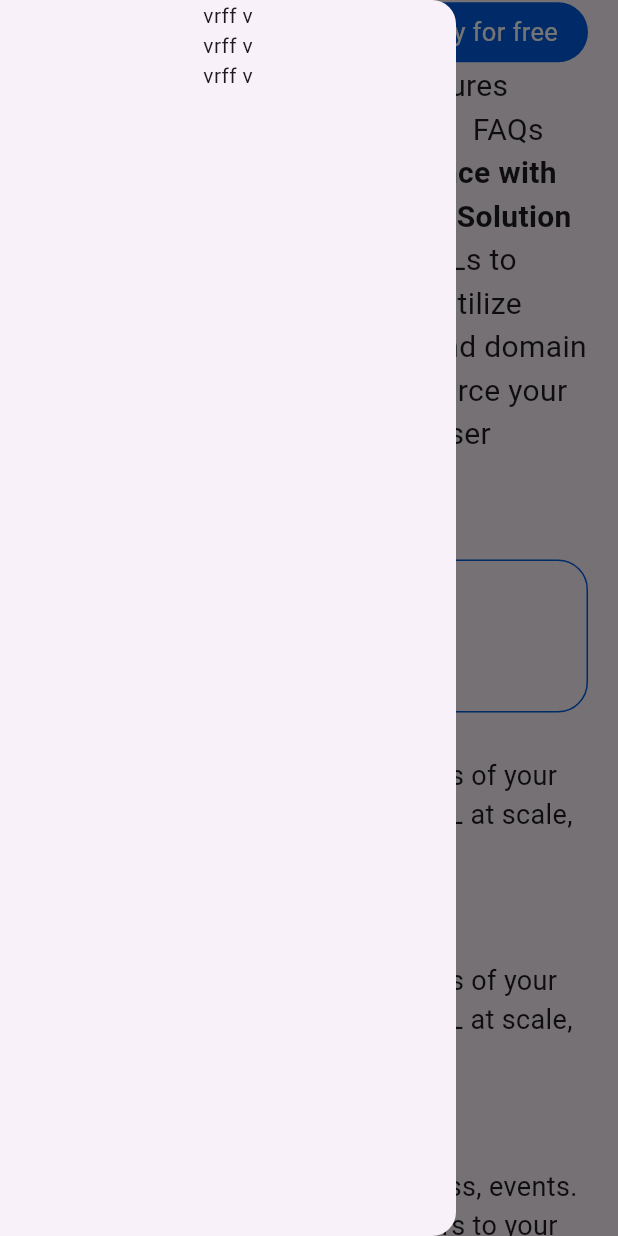
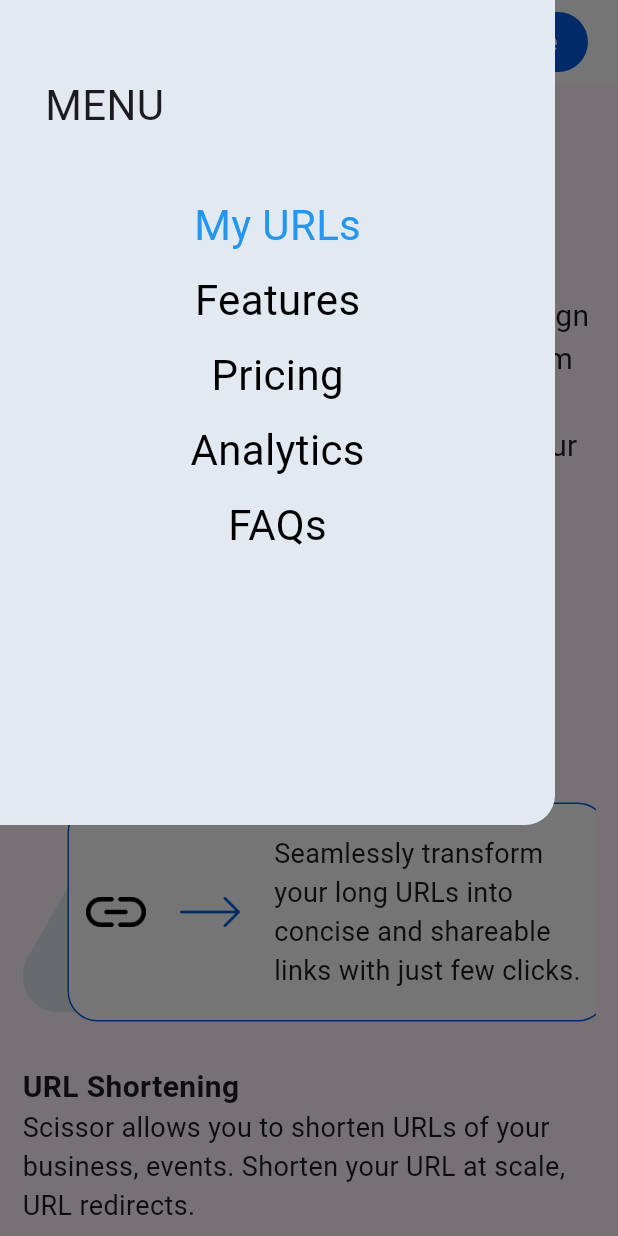
Before and after one commit to augustineayeh/scissor, a Flutter app: the screen it shows after launch, with the side drawer open, on a phone screen of 412 x 824 dp. Run offline on Flutter 3.47's test engine with Material 2 defaults, Android fonts, the phone set to English and light mode, and no system bars; Roboto replaces fonts that are missing (Georgia, Helvetica).

Commit message:
finished the home page and created a drawer

```diff
--- a/lib/main.dart
+++ b/lib/main.dart
@@ -13,9 +13,10 @@ class MyApp extends StatelessWidget {
     return MaterialApp(
       title: 'Flutter Demo',
       theme: ThemeData(
-          colorScheme: ColorScheme.fromSeed(seedColor: Colors.deepPurple),
           useMaterial3: true,
-          fontFamily: 'Helvetica'),
+          fontFamily: 'Georgia',
+          colorScheme: ColorScheme.fromSeed(seedColor: Colors.deepPurple)
+              .copyWith(background: const Color(0xfffef9e9))),
       debugShowCheckedModeBanner: false,
       home: const HomePage(),
     );
--- /dev/null
+++ b/lib/src/views/home page/drawer.dart
@@ -0,0 +1,95 @@
+import 'package:flutter/material.dart';
+
+class MyDrawer extends StatelessWidget {
+  const MyDrawer({super.key});
+
+  Widget navBarItem(String text, Color color) {
+    return Text(
+      text,
+      style: TextStyle(fontSize: 28, color: color),
+    );
+  }
+
+  Widget blueButton(String text) {
+    return Container(
+      padding: const EdgeInsets.symmetric(vertical: 8, horizontal: 20),
+      decoration: BoxDecoration(
+        color: const Color(0xff015ee2),
+        borderRadius: BorderRadius.circular(20),
+      ),
+      child: Text(
+        text,
+        style: const TextStyle(color: Colors.white, fontSize: 18),
+      ),
+    );
+  }
+
+  Widget blueText(String text) {
+    return Text(
+      text,
+      style: const TextStyle(color: Color(0xff015ee2), fontSize: 24),
+    );
+  }
+
+  @override
+  Widget build(BuildContext context) {
+    return Align(
+      alignment: Alignment.topLeft,
+      child: Container(
+        decoration: const BoxDecoration(
+            borderRadius: BorderRadius.only(bottomRight: Radius.circular(20)),
+            color: Color(0xffE2E9F0)),
+        height: 550,
+        width: 370,
+        child: SafeArea(
+          child: Column(
+            crossAxisAlignment: CrossAxisAlignment.start,
+            children: [
+              const SizedBox(
+                height: 50,
+              ),
+              const Padding(
+                padding: EdgeInsets.only(left: 30),
+                child: Text(
+                  'MENU',
+                  style: TextStyle(fontSize: 28),
+                ),
+              ),
+              Align(
+                alignment: Alignment.center,
+                child: Column(
+                  mainAxisAlignment: MainAxisAlignment.start,
+                  children: [
+                    const SizedBox(
+                      height: 40,
+                    ),
+                    navBarItem('My URLs', Colors.blue),
+                    const SizedBox(
+                      height: 10,
+                    ),
+                    navBarItem('Features', Colors.black),
+                    const SizedBox(
+                      height: 10,
+                    ),
+                    navBarItem('Pricing', Colors.black),
+                    const SizedBox(
+                      height: 10,
+                    ),
+                    navBarItem('Analytics', Colors.black),
+                    const SizedBox(
+                      height: 10,
+                    ),
+                    navBarItem('FAQs', Colors.black),
+                    const SizedBox(
+                      height: 0,
+                    ),
+                  ],
+                ),
+              ),
+            ],
+          ),
+        ),
+      ),
+    );
+  }
+}
--- a/lib/src/views/home page/home_page.dart
+++ b/lib/src/views/home page/home_page.dart
@@ -1,4 +1,5 @@
 import 'package:flutter/material.dart';
+import 'package:scissor/src/views/home%20page/drawer.dart';
 
 class HomePage extends StatelessWidget {
   const HomePage({super.key});
@@ -24,13 +25,6 @@ class HomePage extends StatelessWidget {
     );
   }
 
-  Widget navBarItem(String text) {
-    return Text(
-      text,
-      style: const TextStyle(fontSize: 20),
-    );
-  }
-
   Widget headingAndDescription(String heading, String description) {
     return Column(
       crossAxisAlignment: CrossAxisAlignment.start,
@@ -50,109 +44,156 @@ class HomePage extends StatelessWidget {
   @override
   Widget build(BuildContext context) {
     return Scaffold(
-      drawer: const Drawer(
-        child: Column(
-          children: [Text('vrff v'), Text('vrff v'), Text('vrff v')],
-        ),
-      ),
-      body: SafeArea(
-          bottom: false,
-          child: Padding(
-            padding: const EdgeInsets.symmetric(horizontal: 20.0),
-            child: SingleChildScrollView(
-              child: Column(
-                children: [
+      appBar: AppBar(
+        backgroundColor: Colors.white,
+        actions: <Widget>[
           Row(
-                    mainAxisAlignment: MainAxisAlignment.spaceBetween,
-                    children: [
-                      const Text(
-                        'SCISSOR',
-                        style: TextStyle(
-                            fontSize: 30,
-                            color: Color(0xff015ee2),
-                            fontWeight: FontWeight.bold),
-                      ),
-                      Row(
+            mainAxisAlignment: MainAxisAlignment.spaceAround,
             children: [
               blueText('Log in'),
               const SizedBox(
                 width: 20,
               ),
-                          InkWell(
-                              onTap: () {
-                                Navigator.push(
-                                  context,
-                                  MaterialPageRoute(
-                                      builder: (context) => const Drawer()),
-                                );
-                              },
-                              child: blueButton('Try for free')),
+              blueButton('Try for free'),
+              const SizedBox(
+                width: 20,
+              )
             ],
           ),
         ],
       ),
-                  Row(
-                    mainAxisAlignment: MainAxisAlignment.spaceAround,
+      drawer: const MyDrawer(),
+      body: SafeArea(
+          bottom: false,
+          child: Padding(
+            padding: const EdgeInsets.symmetric(horizontal: 15.0),
+            child: SingleChildScrollView(
+              child: Column(
                 children: [
-                      navBarItem('My URLs'),
-                      navBarItem('Features'),
+                  const SizedBox(
+                    height: 10,
+                  ),
+                  SizedBox(
+                    child: Stack(clipBehavior: Clip.none, children: <Widget>[
+                      RichText(
+                        textAlign: TextAlign.center,
+                        text: const TextSpan(
+                          children: [
+                            TextSpan(
+                              text: 'Optimize Your Online Experience with Our',
+                              style:
+                                  TextStyle(fontSize: 30, color: Colors.black),
+                            ),
+                            TextSpan(
+                              text: ' URL Shortening',
+                              style: TextStyle(
+                                color: Color(0xff015ee2),
+                                fontSize: 30,
+                              ),
+                            ),
+                            TextSpan(
+                              text: ' Solution',
+                              style:
+                                  TextStyle(fontSize: 30, color: Colors.black),
+                            ),
                           ],
                         ),
-                  Row(
-                    mainAxisAlignment: MainAxisAlignment.spaceAround,
-                    children: [
-                      navBarItem('Pricing'),
-                      navBarItem('Analytics'),
-                      navBarItem('FAQs'),
-                    ],
+                      ),
+                      Positioned(
+                          bottom: -46,
+                          left: 100,
+                          child: RotationTransition(
+                            turns: const AlwaysStoppedAnimation(55 / 360),
+                            child: Image.asset(
+                              'assets/stroke.png',
+                              height: 80,
+                              color: const Color(0xff015ee2),
+                            ),
+                          ))
+                    ]),
                   ),
                   const SizedBox(
-                    child: Text(
-                      ' Optimize Your Online Experience with Our Advanced URL Shortening Solution',
-                      style:
-                          TextStyle(fontSize: 20, fontWeight: FontWeight.bold),
-                    ),
+                    height: 25,
                   ),
                   const Align(
                     alignment: Alignment.center,
                     child: Text(
                       'Personalize your shortened URLs to align with your brand identity. Utilize custom slugs, branded links, and domain customization options to reinforce your brand presence and enhance user engagement.',
+                      textAlign: TextAlign.center,
                       style: TextStyle(fontSize: 20),
                     ),
                   ),
+                  const SizedBox(
+                    height: 50,
+                  ),
                   Row(
+                    mainAxisAlignment: MainAxisAlignment.spaceEvenly,
                     children: [blueButton('Sign Up'), blueText('Learn more')],
                   ),
-                  Container(
-                    padding: const EdgeInsets.symmetric(
-                        vertical: 20, horizontal: 40),
+                  const SizedBox(
+                    height: 25,
+                  ),
+                  Stack(children: <Widget>[
+                    Align(
+                      alignment: Alignment.topLeft,
+                      child: Image.asset(
+                        'assets/triangle.png',
+                        color: const Color(0xffE2E9F0),
+                        height: 200,
+                      ),
+                    ),
+                    Positioned(
+                      left: 30,
+                      top: 50,
+                      child: Container(
+                        width: 360,
+                        padding: const EdgeInsets.symmetric(vertical: 20),
                         decoration: BoxDecoration(
+                            color: Colors.white,
                             borderRadius: BorderRadius.circular(20),
                             border: Border.all(
                               color: const Color(0xff015ee2),
                             )),
-                    child: const Row(children: [
-                      SizedBox(
-                        width: 220,
+                        child: Row(
+                            mainAxisAlignment: MainAxisAlignment.spaceAround,
+                            children: [
+                              Image.asset(
+                                'assets/link-2.png',
+                                height: 40,
+                              ),
+                              Image.asset(
+                                'assets/right-arrow.png',
+                                color: const Color(0xff015ee2),
+                                height: 40,
+                              ),
+                              const SizedBox(
+                                width: 210,
                                 child: Text(
-                            'Seamlessly transform your long URLs into concise and shareable links with just few clicks.'),
+                                  'Seamlessly transform your long URLs into concise and shareable links with just few clicks.',
+                                  style: TextStyle(fontSize: 18),
+                                ),
                               )
                             ]),
+                      ),
+                    ),
+                  ]),
+                  const SizedBox(
+                    height: 25,
                   ),
                   headingAndDescription('URL Shortening',
                       'Scissor allows you to shorten URLs of your business, events. Shorten your URL at scale, URL redirects.'),
                   const SizedBox(
-                    height: 30,
+                    height: 25,
                   ),
                   headingAndDescription('Custom URLs',
                       'Scissor allows you to shorten URLs of your business, events. Shorten your URL at scale, URL redirects.'),
                   const SizedBox(
-                    height: 30,
+                    height: 25,
                   ),
                   headingAndDescription('QR Codes',
                       'Generate QR codes to your business, events. Bring your audience and customers to your doorstep with this scan and go solution.'),
                   const SizedBox(
-                    height: 30,
+                    height: 25,
                   ),
                   headingAndDescription('Data Analytics',
                       'Receive data on the usage of either your shortened URL, custom URLs or generated QR codes. Embedded to monitor progress.'),
--- a/pubspec.yaml
+++ b/pubspec.yaml
@@ -64,6 +64,8 @@ flutter:
   #   - images/a_dot_ham.jpeg
   assets:
     - assets/
+
+
   # An image asset can refer to one or more resolution-specific "variants", see
   # https://flutter.dev/assets-and-images/#resolution-aware
 
```
Also changed, not shown: assets/link-2.png (added), assets/stroke.png (added), assets/triangle.png (added). Lines whose indentation alone changed are shown as unchanged.
